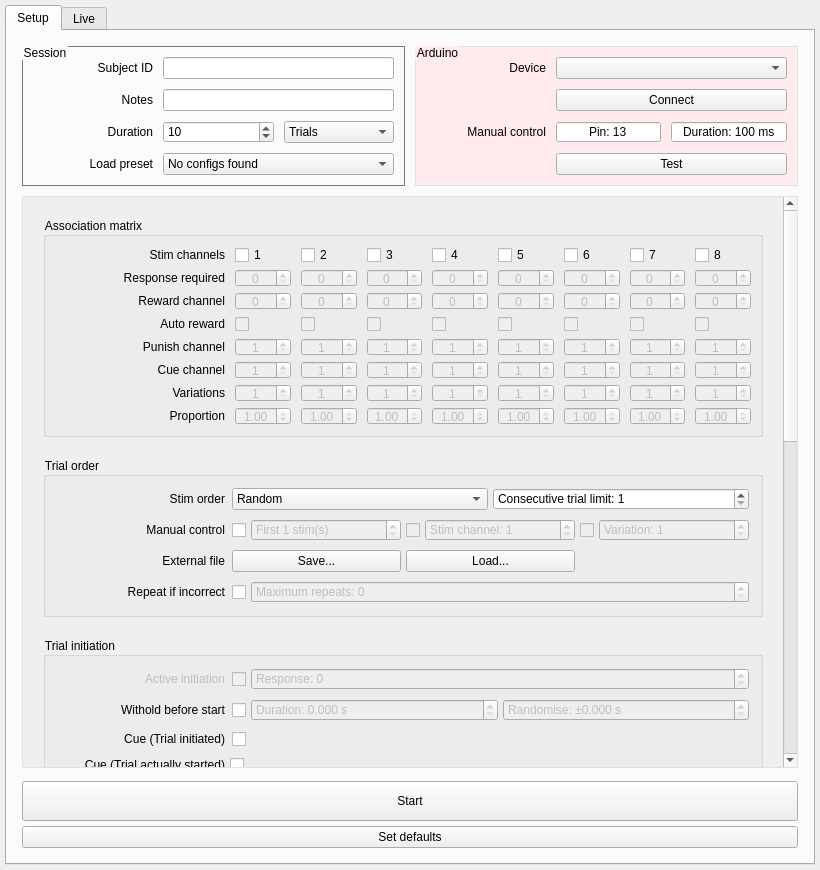
The window that GUI/GUI.ui (llerussell/PyBehaviour) describes before a commit, drawn with Qt 5.
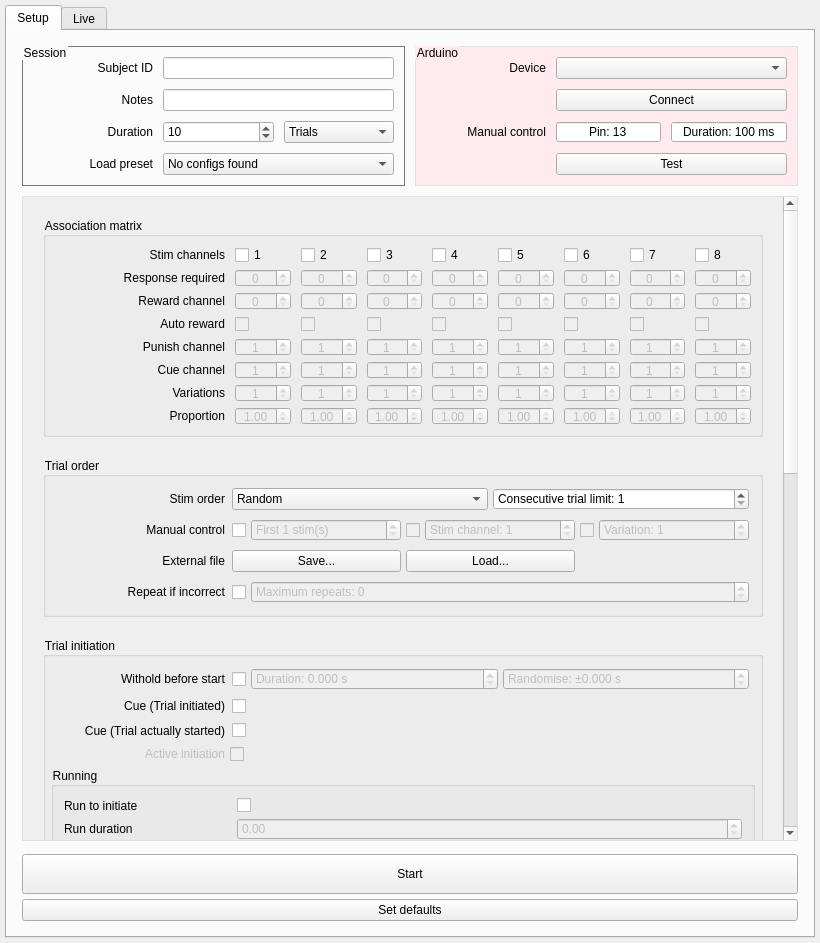
The same window after the commit.

Commit message: add 'Run-to-iniitate' elements to UI

Patch:
```diff
--- a/GUI/GUI.ui
+++ b/GUI/GUI.ui
@@ -7,7 +7,7 @@
     <x>0</x>
     <y>0</y>
     <width>820</width>
-    <height>870</height>
+    <height>943</height>
    </rect>
   </property>
   <property name="sizePolicy">
@@ -838,7 +838,7 @@
                     <x>0</x>
                     <y>0</y>
                     <width>737</width>
-                    <height>1223</height>
+                    <height>1387</height>
                    </rect>
                   </property>
                   <property name="sizePolicy">
@@ -3467,7 +3467,7 @@
                             <property name="minimumSize">
                              <size>
                               <width>170</width>
-                              <height>22</height>
+                              <height>18</height>
                              </size>
                             </property>
                             <property name="font">
@@ -3494,7 +3494,7 @@
                             <property name="minimumSize">
                              <size>
                               <width>170</width>
-                              <height>22</height>
+                              <height>18</height>
                              </size>
                             </property>
                             <property name="font">
@@ -3600,7 +3600,7 @@
                             <property name="minimumSize">
                              <size>
                               <width>170</width>
-                              <height>22</height>
+                              <height>18</height>
                              </size>
                             </property>
                             <property name="font">
@@ -3721,7 +3721,7 @@
                             <property name="minimumSize">
                              <size>
                               <width>170</width>
-                              <height>22</height>
+                              <height>18</height>
                              </size>
                             </property>
                             <property name="font">
@@ -4065,7 +4065,7 @@
                      <property name="alignment">
                       <set>Qt::AlignLeading|Qt::AlignLeft|Qt::AlignTop</set>
                      </property>
-                     <layout class="QHBoxLayout" name="horizontalLayout_18">
+                     <layout class="QVBoxLayout" name="verticalLayout_17">
                       <property name="spacing">
                        <number>0</number>
                       </property>
@@ -4101,7 +4101,10 @@
                         <property name="bottomMargin">
                          <number>2</number>
                         </property>
-                        <property name="spacing">
+                        <property name="horizontalSpacing">
+                         <number>2</number>
+                        </property>
+                        <property name="verticalSpacing">
                          <number>5</number>
                         </property>
                         <item row="0" column="0">
@@ -4124,86 +4127,7 @@
                           <property name="spacing">
                            <number>5</number>
                           </property>
-                          <item row="0" column="1">
-                           <layout class="QHBoxLayout" name="horizontalLayout_23">
-                            <property name="spacing">
-                             <number>5</number>
-                            </property>
-                            <property name="sizeConstraint">
-                             <enum>QLayout::SetNoConstraint</enum>
-                            </property>
-                            <property name="leftMargin">
-                             <number>2</number>
-                            </property>
-                            <property name="topMargin">
-                             <number>2</number>
-                            </property>
-                            <property name="rightMargin">
-                             <number>2</number>
-                            </property>
-                            <property name="bottomMargin">
-                             <number>2</number>
-                            </property>
-                            <item>
-                             <widget class="QCheckBox" name="activeInitiation_checkBox">
-                              <property name="enabled">
-                               <bool>false</bool>
-                              </property>
-                              <property name="sizePolicy">
-                               <sizepolicy hsizetype="Fixed" vsizetype="Preferred">
-                                <horstretch>0</horstretch>
-                                <verstretch>0</verstretch>
-                               </sizepolicy>
-                              </property>
-                              <property name="minimumSize">
-                               <size>
-                                <width>0</width>
-                                <height>0</height>
-                               </size>
-                              </property>
-                              <property name="font">
-                               <font>
-                                <pointsize>9</pointsize>
-                               </font>
-                              </property>
-                              <property name="text">
-                               <string/>
-                              </property>
-                             </widget>
-                            </item>
-                            <item>
-                             <widget class="QDoubleSpinBox" name="activeInitiationRespRe_checkBox">
-                              <property name="enabled">
-                               <bool>false</bool>
-                              </property>
-                              <property name="sizePolicy">
-                               <sizepolicy hsizetype="Preferred" vsizetype="Preferred">
-                                <horstretch>0</horstretch>
-                                <verstretch>0</verstretch>
-                               </sizepolicy>
-                              </property>
-                              <property name="minimumSize">
-                               <size>
-                                <width>0</width>
-                                <height>0</height>
-                               </size>
-                              </property>
-                              <property name="font">
-                               <font>
-                                <pointsize>9</pointsize>
-                               </font>
-                              </property>
-                              <property name="prefix">
-                               <string>Response: </string>
-                              </property>
-                              <property name="decimals">
-                               <number>0</number>
-                              </property>
-                             </widget>
-                            </item>
-                           </layout>
-                          </item>
-                          <item row="0" column="0">
+                          <item row="3" column="0">
                            <widget class="QLabel" name="label_11">
                             <property name="enabled">
                              <bool>false</bool>
@@ -4217,7 +4141,13 @@
                             <property name="minimumSize">
                              <size>
                               <width>170</width>
-                              <height>22</height>
+                              <height>18</height>
+                             </size>
+                            </property>
+                            <property name="maximumSize">
+                             <size>
+                              <width>250</width>
+                              <height>16777215</height>
                              </size>
                             </property>
                             <property name="font">
@@ -4233,7 +4163,121 @@
                             </property>
                            </widget>
                           </item>
-                          <item row="1" column="1">
+                          <item row="3" column="1">
+                           <widget class="QCheckBox" name="activeInitiation_checkBox">
+                            <property name="enabled">
+                             <bool>false</bool>
+                            </property>
+                            <property name="sizePolicy">
+                             <sizepolicy hsizetype="Expanding" vsizetype="Preferred">
+                              <horstretch>0</horstretch>
+                              <verstretch>0</verstretch>
+                             </sizepolicy>
+                            </property>
+                            <property name="minimumSize">
+                             <size>
+                              <width>0</width>
+                              <height>0</height>
+                             </size>
+                            </property>
+                            <property name="font">
+                             <font>
+                              <pointsize>9</pointsize>
+                             </font>
+                            </property>
+                            <property name="text">
+                             <string/>
+                            </property>
+                           </widget>
+                          </item>
+                          <item row="2" column="1">
+                           <layout class="QHBoxLayout" name="horizontalLayout_29">
+                            <property name="spacing">
+                             <number>5</number>
+                            </property>
+                            <property name="leftMargin">
+                             <number>2</number>
+                            </property>
+                            <property name="topMargin">
+                             <number>2</number>
+                            </property>
+                            <property name="rightMargin">
+                             <number>2</number>
+                            </property>
+                            <property name="bottomMargin">
+                             <number>2</number>
+                            </property>
+                            <item>
+                             <widget class="QCheckBox" name="cueTrialActuallyStarted_checkBox">
+                              <property name="sizePolicy">
+                               <sizepolicy hsizetype="Expanding" vsizetype="Fixed">
+                                <horstretch>0</horstretch>
+                                <verstretch>0</verstretch>
+                               </sizepolicy>
+                              </property>
+                              <property name="text">
+                               <string/>
+                              </property>
+                             </widget>
+                            </item>
+                           </layout>
+                          </item>
+                          <item row="1" column="0">
+                           <widget class="QLabel" name="label_22">
+                            <property name="sizePolicy">
+                             <sizepolicy hsizetype="Fixed" vsizetype="Fixed">
+                              <horstretch>0</horstretch>
+                              <verstretch>0</verstretch>
+                             </sizepolicy>
+                            </property>
+                            <property name="minimumSize">
+                             <size>
+                              <width>170</width>
+                              <height>18</height>
+                             </size>
+                            </property>
+                            <property name="maximumSize">
+                             <size>
+                              <width>250</width>
+                              <height>16777215</height>
+                             </size>
+                            </property>
+                            <property name="font">
+                             <font>
+                              <pointsize>9</pointsize>
+                             </font>
+                            </property>
+                            <property name="text">
+                             <string>Cue (Trial initiated)</string>
+                            </property>
+                            <property name="alignment">
+                             <set>Qt::AlignRight|Qt::AlignTrailing|Qt::AlignVCenter</set>
+                            </property>
+                           </widget>
+                          </item>
+                          <item row="2" column="0">
+                           <widget class="QLabel" name="label_38">
+                            <property name="minimumSize">
+                             <size>
+                              <width>170</width>
+                              <height>18</height>
+                             </size>
+                            </property>
+                            <property name="maximumSize">
+                             <size>
+                              <width>250</width>
+                              <height>16777215</height>
+                             </size>
+                            </property>
+                            <property name="text">
+                             <string>Cue (Trial actually started)</string>
+                            </property>
+                            <property name="alignment">
+                             <set>Qt::AlignRight|Qt::AlignTrailing|Qt::AlignVCenter</set>
+                            </property>
+                           </widget>
+                          </item>
+                          <item row="0" column="1">
                            <layout class="QHBoxLayout" name="horizontalLayout_10">
                             <property name="spacing">
                              <number>5</number>
@@ -4360,7 +4404,7 @@
                             </item>
                            </layout>
                           </item>
-                          <item row="2" column="1">
+                          <item row="1" column="1">
                            <layout class="QHBoxLayout" name="horizontalLayout_9">
                             <property name="spacing">
                              <number>5</number>
@@ -4383,7 +4427,7 @@
                             <item>
                              <widget class="QCheckBox" name="cueTrial_CheckBox">
                               <property name="sizePolicy">
-                               <sizepolicy hsizetype="Preferred" vsizetype="Preferred">
+                               <sizepolicy hsizetype="Expanding" vsizetype="Preferred">
                                 <horstretch>0</horstretch>
                                 <verstretch>0</verstretch>
                                </sizepolicy>
@@ -4409,7 +4453,7 @@
                             </item>
                            </layout>
                           </item>
-                          <item row="1" column="0">
+                          <item row="0" column="0">
                            <widget class="QLabel" name="label_2">
                             <property name="sizePolicy">
                              <sizepolicy hsizetype="Fixed" vsizetype="Fixed">
@@ -4420,7 +4464,13 @@
                             <property name="minimumSize">
                              <size>
                               <width>170</width>
-                              <height>22</height>
+                              <height>18</height>
+                             </size>
+                            </property>
+                            <property name="maximumSize">
+                             <size>
+                              <width>250</width>
+                              <height>16777215</height>
                              </size>
                             </property>
                             <property name="font">
@@ -4436,58 +4486,221 @@
                             </property>
                            </widget>
                           </item>
-                          <item row="2" column="0">
-                           <widget class="QLabel" name="label_22">
-                            <property name="sizePolicy">
-                             <sizepolicy hsizetype="Fixed" vsizetype="Fixed">
-                              <horstretch>0</horstretch>
-                              <verstretch>0</verstretch>
-                             </sizepolicy>
-                            </property>
-                            <property name="minimumSize">
-                             <size>
-                              <width>170</width>
-                              <height>22</height>
-                             </size>
-                            </property>
-                            <property name="font">
-                             <font>
-                              <pointsize>9</pointsize>
-                             </font>
-                            </property>
-                            <property name="text">
-                             <string>Cue (Trial initiated)</string>
-                            </property>
-                            <property name="alignment">
-                             <set>Qt::AlignRight|Qt::AlignTrailing|Qt::AlignVCenter</set>
-                            </property>
-                           </widget>
-                          </item>
-                          <item row="3" column="0">
-                           <widget class="QLabel" name="label_38">
-                            <property name="text">
-                             <string>Cue (Trial actually started)</string>
-                            </property>
-                            <property name="alignment">
-                             <set>Qt::AlignRight|Qt::AlignTrailing|Qt::AlignVCenter</set>
-                            </property>
-                           </widget>
-                          </item>
-                          <item row="3" column="1">
-                           <layout class="QHBoxLayout" name="horizontalLayout_29">
-                            <item>
-                             <widget class="QCheckBox" name="cueTrialActuallyStarted_checkBox">
-                              <property name="text">
-                               <string> </string>
-                              </property>
-                             </widget>
-                            </item>
-                           </layout>
-                          </item>
                          </layout>
                         </item>
                        </layout>
                       </item>
+                      <item>
+                       <widget class="QGroupBox" name="groupBox_2">
+                        <property name="title">
+                         <string>Running</string>
+                        </property>
+                        <property name="flat">
+                         <bool>false</bool>
+                        </property>
+                        <property name="checkable">
+                         <bool>false</bool>
+                        </property>
+                        <layout class="QVBoxLayout" name="verticalLayout_18">
+                         <property name="spacing">
+                          <number>5</number>
+                         </property>
+                         <property name="leftMargin">
+                          <number>5</number>
+                         </property>
+                         <property name="topMargin">
+                          <number>5</number>
+                         </property>
+                         <property name="rightMargin">
+                          <number>5</number>
+                         </property>
+                         <property name="bottomMargin">
+                          <number>5</number>
+                         </property>
+                         <item>
+                          <layout class="QGridLayout" name="gridLayout_5">
+                           <property name="leftMargin">
+                            <number>5</number>
+                           </property>
+                           <property name="topMargin">
+                            <number>5</number>
+                           </property>
+                           <property name="rightMargin">
+                            <number>5</number>
+                           </property>
+                           <property name="bottomMargin">
+                            <number>5</number>
+                           </property>
+                           <item row="1" column="0">
+                            <widget class="QLabel" name="label_40">
+                             <property name="minimumSize">
+                              <size>
+                               <width>0</width>
+                               <height>18</height>
+                              </size>
+                             </property>
+                             <property name="maximumSize">
+                              <size>
+                               <width>170</width>
+                               <height>16777215</height>
+                              </size>
+                             </property>
+                             <property name="text">
+                              <string>Run duration</string>
+                             </property>
+                            </widget>
+                           </item>
+                           <item row="4" column="0">
+                            <widget class="QLabel" name="label_43">
+                             <property name="minimumSize">
+                              <size>
+                               <width>0</width>
+                               <height>18</height>
+                              </size>
+                             </property>
+                             <property name="maximumSize">
+                              <size>
+                               <width>170</width>
+                               <height>16777215</height>
+                              </size>
+                             </property>
+                             <property name="text">
+                              <string>Zero value</string>
+                             </property>
+                            </widget>
+                           </item>
+                           <item row="3" column="0">
+                            <widget class="QLabel" name="label_42">
+                             <property name="minimumSize">
+                              <size>
+                               <width>0</width>
+                               <height>18</height>
+                              </size>
+                             </property>
+                             <property name="maximumSize">
+                              <size>
+                               <width>170</width>
+                               <height>16777215</height>
+                              </size>
+                             </property>
+                             <property name="text">
+                              <string>Reset time</string>
+                             </property>
+                            </widget>
+                           </item>
+                           <item row="0" column="0">
+                            <widget class="QLabel" name="label_39">
+                             <property name="minimumSize">
+                              <size>
+                               <width>0</width>
+                               <height>18</height>
+                              </size>
+                             </property>
+                             <property name="maximumSize">
+                              <size>
+                               <width>170</width>
+                               <height>16777215</height>
+                              </size>
+                             </property>
+                             <property name="text">
+                              <string>Run to initiate</string>
+                             </property>
+                            </widget>
+                           </item>
+                           <item row="2" column="0">
+                            <widget class="QLabel" name="label_41">
+                             <property name="minimumSize">
+                              <size>
+                               <width>0</width>
+                               <height>18</height>
+                              </size>
+                             </property>
+                             <property name="maximumSize">
+                              <size>
+                               <width>170</width>
+                               <height>16777215</height>
+                              </size>
+                             </property>
+                             <property name="text">
+                              <string>Run speed threshold</string>
+                             </property>
+                            </widget>
+                           </item>
+                           <item row="4" column="1">
+                            <widget class="QSpinBox" name="runZeroValue_spinBox">
+                             <property name="enabled">
+                              <bool>false</bool>
+                             </property>
+                            </widget>
+                           </item>
+                           <item row="0" column="1">
+                            <widget class="QCheckBox" name="runToInitiate_checkBox">
+                             <property name="text">
+                              <string/>
+                             </property>
+                            </widget>
+                           </item>
+                           <item row="1" column="1">
+                            <widget class="QDoubleSpinBox" name="runDuration_doubleSpinBox">
+                             <property name="enabled">
+                              <bool>false</bool>
+                             </property>
+                            </widget>
+                           </item>
+                           <item row="3" column="1">
+                            <widget class="QDoubleSpinBox" name="runResetTime_doubleSpinBox">
+                             <property name="enabled">
+                              <bool>false</bool>
+                             </property>
+                            </widget>
+                           </item>
+                           <item row="2" column="1">
+                            <widget class="QDoubleSpinBox" name="runSpeedThreshold_doubleSpinBox">
+                             <property name="enabled">
+                              <bool>false</bool>
+                             </property>
+                            </widget>
+                           </item>
+                           <item row="5" column="1">
+                            <widget class="QCheckBox" name="runStopToStart_checkBox">
+                             <property name="enabled">
+                              <bool>false</bool>
+                             </property>
+                             <property name="minimumSize">
+                              <size>
+                               <width>0</width>
+                               <height>18</height>
+                              </size>
+                             </property>
+                             <property name="text">
+                              <string/>
+                             </property>
+                            </widget>
+                           </item>
+                           <item row="5" column="0">
+                            <widget class="QLabel" name="label_44">
+                             <property name="minimumSize">
+                              <size>
+                               <width>0</width>
+                               <height>18</height>
+                              </size>
+                             </property>
+                             <property name="maximumSize">
+                              <size>
+                               <width>170</width>
+                               <height>16777215</height>
+                              </size>
+                             </property>
+                             <property name="text">
+                              <string>Stop to start</string>
+                             </property>
+                            </widget>
+                           </item>
+                          </layout>
+                         </item>
+                        </layout>
+                       </widget>
+                      </item>
                      </layout>
                     </widget>
                    </item>
```
Left out of the diff: 367 changed lines with no effect on the pictures. The commit also changes 2 other files.
